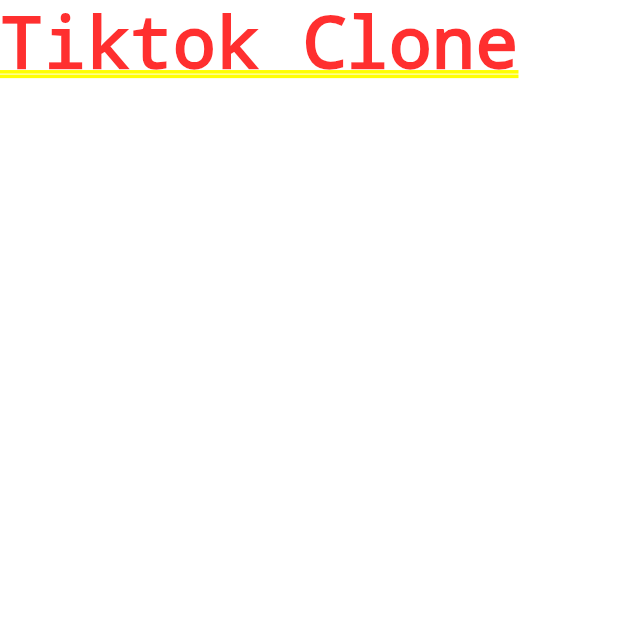
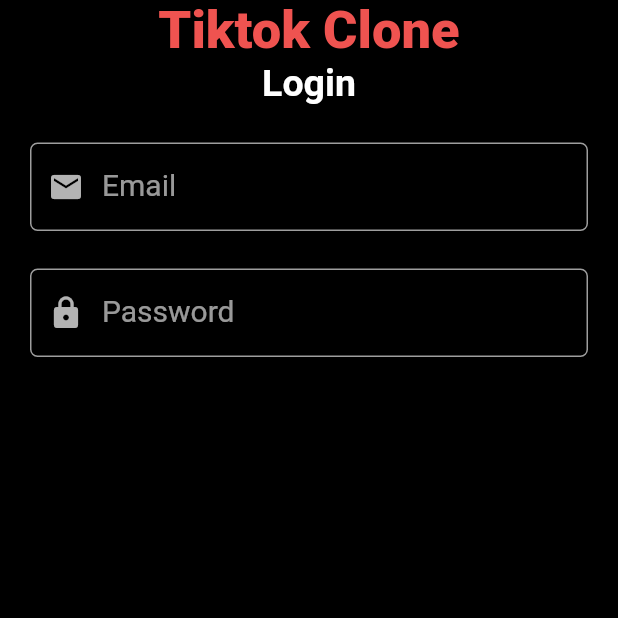
Before and after one commit to sandesh101/Tiktok-clone, a Flutter app: the screen it shows after launch, on a phone screen of 412 x 824 dp, the top half of it. Run offline on Flutter 3.47's test engine with Material 2 defaults, Android fonts, the phone set to English and light mode, and no system bars.

Commit message:
Added Login Screen

```diff
--- a/lib/main.dart
+++ b/lib/main.dart
@@ -1,4 +1,5 @@
 import 'package:flutter/material.dart';
+import 'package:tiktok_clone/views/screens/login_screen.dart';
 
 import 'constant.dart';
 
@@ -18,7 +19,7 @@ class MyApp extends StatelessWidget {
       theme: ThemeData.dark().copyWith(
         scaffoldBackgroundColor: backgroundColor,
       ),
-      home: Text("Tiktok Clone"),
+      home: LoginScreen(),
     );
   }
 }
--- /dev/null
+++ b/lib/views/screens/login_screen.dart
@@ -0,0 +1,62 @@
+import 'package:flutter/material.dart';
+import 'package:tiktok_clone/views/widgets/text_form_field.dart';
+
+import '../../constant.dart';
+
+class LoginScreen extends StatelessWidget {
+  LoginScreen({Key? key}) : super(key: key);
+
+  final TextEditingController _emailController = TextEditingController();
+  final TextEditingController _passwordController = TextEditingController();
+
+  @override
+  Widget build(BuildContext context) {
+    return Scaffold(
+      body: Container(
+        alignment: Alignment.center,
+        child: Column(
+          children: [
+            Text(
+              "Tiktok Clone",
+              style: TextStyle(
+                  color: buttonColor,
+                  fontSize: 35,
+                  fontWeight: FontWeight.w900),
+            ),
+            const Text(
+              "Login",
+              style: TextStyle(
+                fontSize: 25,
+                fontWeight: FontWeight.w700,
+              ),
+            ),
+            const SizedBox(
+              height: 25,
+            ),
+            Container(
+              width: MediaQuery.of(context).size.width,
+              margin: const EdgeInsets.symmetric(horizontal: 20),
+              child: InputField(
+                controller: _emailController,
+                labelText: "Email",
+                icon: Icons.email,
+              ),
+            ),
+            const SizedBox(
+              height: 25,
+            ),
+            Container(
+              width: MediaQuery.of(context).size.width,
+              margin: const EdgeInsets.symmetric(horizontal: 20),
+              child: InputField(
+                controller: _passwordController,
+                labelText: "Password",
+                icon: Icons.lock,
+              ),
+            ),
+          ],
+        ),
+      ),
+    );
+  }
+}
--- /dev/null
+++ b/lib/views/widgets/text_form_field.dart
@@ -0,0 +1,43 @@
+import 'package:flutter/material.dart';
+
+import '../../constant.dart';
+
+class InputField extends StatelessWidget {
+  final TextEditingController controller;
+  final String labelText;
+  final bool isObscure;
+  final IconData icon;
+
+  const InputField({
+    Key? key,
+    required this.controller,
+    required this.labelText,
+    this.isObscure = false,
+    required this.icon,
+  }) : super(key: key);
+
+  @override
+  Widget build(BuildContext context) {
+    return TextField(
+      controller: controller,
+      decoration: InputDecoration(
+        label: Text(labelText),
+        prefixIcon: Icon(icon),
+        labelStyle: const TextStyle(fontSize: 20),
+        enabledBorder: OutlineInputBorder(
+          borderRadius: BorderRadius.circular(5),
+          borderSide: const BorderSide(
+            color: borderColor,
+          ),
+        ),
+        focusedBorder: OutlineInputBorder(
+          borderRadius: BorderRadius.circular(5),
+          borderSide: const BorderSide(
+            color: borderColor,
+          ),
+        ),
+      ),
+      obscureText: isObscure,
+    );
+  }
+}
```
